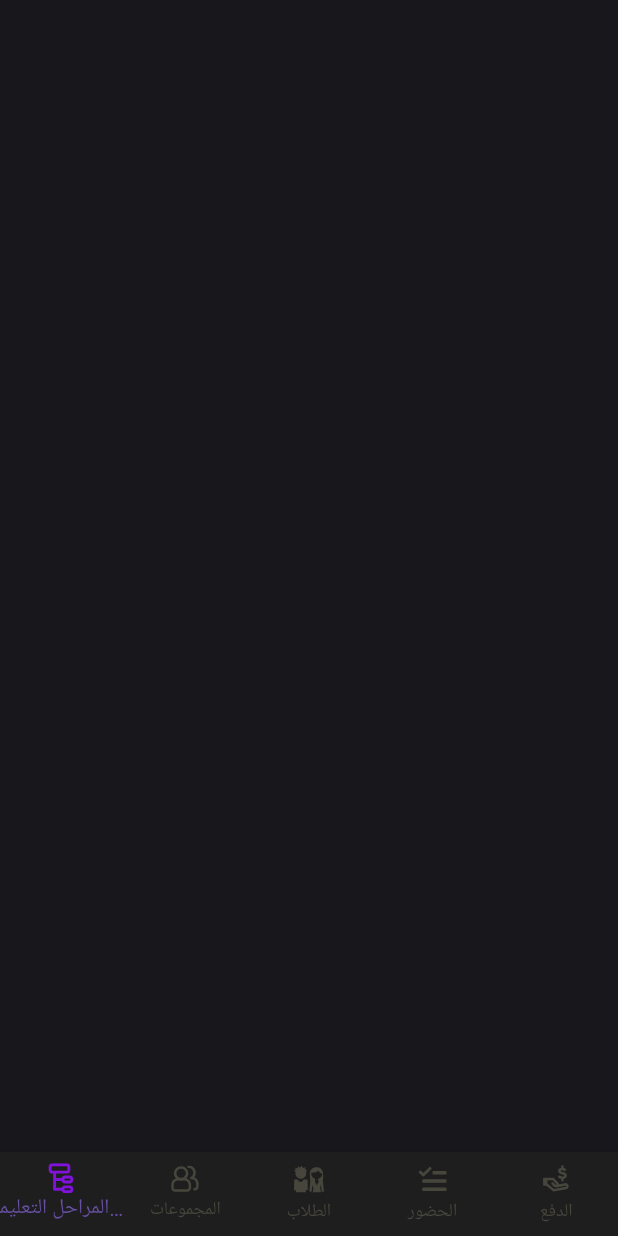
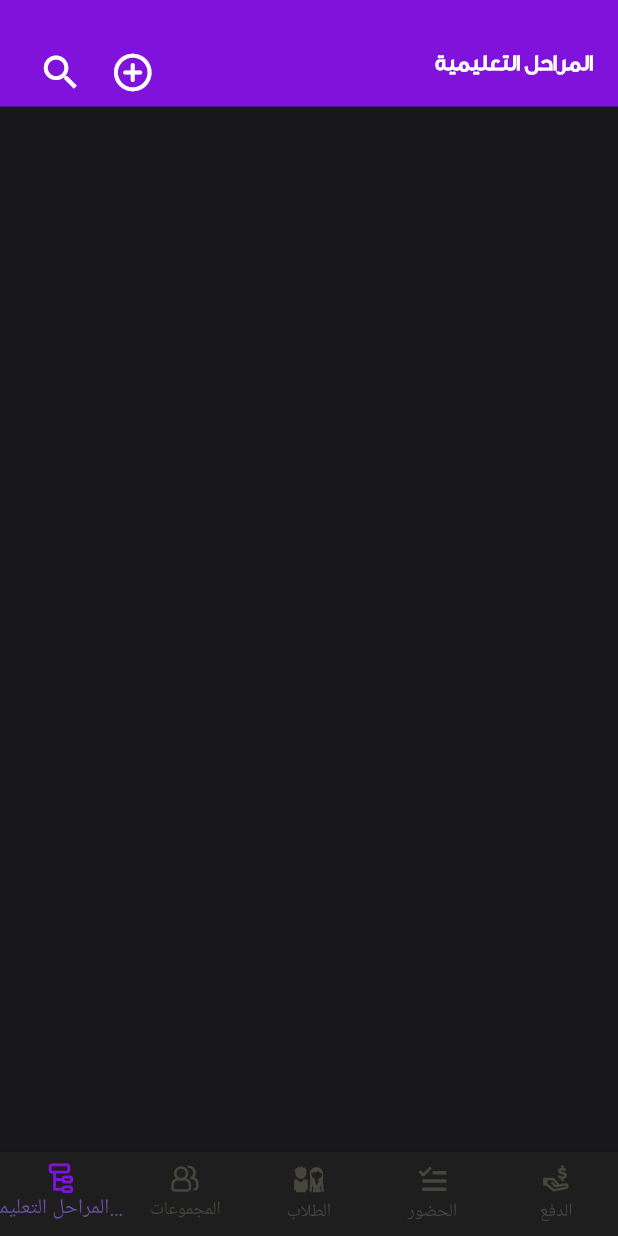
Before and after one commit to MeladShawky/drosakapp, a Flutter app: the screen it shows after launch, after a tap on "تخطي", after a tap on "المراحل التعليمية", on a phone screen of 412 x 824 dp. Run offline on Flutter 3.47's test engine with Material 3 defaults, Android fonts, the phone set to English and light mode, and no system bars; our stand-ins replace device_info_plus, dots_indicator, flutter_screenutil, flutter_svg.

Commit message:
make custom app bar

```diff
--- a/lib/view/educational_stages/screens/educational_stages_screen.dart
+++ b/lib/view/educational_stages/screens/educational_stages_screen.dart
@@ -1,10 +1,15 @@
 import 'package:flutter/material.dart';
+
+import 'package:drosak/view/educational_stages/widgets/educational_stages_header.dart';
 
 class EducationalStagesScreen extends StatelessWidget {
   const EducationalStagesScreen({super.key});
 
   @override
   Widget build(BuildContext context) {
-    return Scaffold();
+    return Directionality(
+      textDirection: TextDirection.rtl,
+      child: Scaffold(body:  CustomAppBarEducationalStages(onAdd: () {  }, onSearch: () {  },)),
+    );
   }
 }
--- /dev/null
+++ b/lib/view/educational_stages/widgets/educational_stages_header.dart
@@ -0,0 +1,51 @@
+import 'package:drosak/core/resources/colors_manger.dart';
+import 'package:drosak/core/resources/const_value.dart';
+import 'package:flutter/material.dart';
+import 'package:flutter_screenutil/flutter_screenutil.dart';
+
+class CustomAppBarEducationalStages extends StatelessWidget {
+  const CustomAppBarEducationalStages({super.key,required this.onAdd,required this.onSearch});
+final VoidCallback? onAdd;
+final VoidCallback? onSearch;
+  @override
+  Widget build(BuildContext context) {
+    return Container(
+      // alignment: Alignment.bottomRight,
+      color: ColorsManger.kprimaryColor,
+      height: 70.h,
+      width: double.infinity,
+      padding: EdgeInsets.only(
+        left: 15.w,
+        right: 15.w,
+        top: 25.h,
+        bottom: 12.h,
+      ),
+      child: Row(
+        children: [
+          Text(
+            ConstValue.kEducationalStages,
+            style: TextStyle(
+              color: ColorsManger.kWhite,
+              fontSize: 15,
+              fontFamily: 'Ge-Diner',
+              fontWeight: FontWeight.bold,
+            ),
+          ),
+          Spacer(),
+          IconButton(
+            onPressed: onAdd,
+            icon: Icon(
+              Icons.add_circle_outline_rounded,
+              size: 30,
+              color: ColorsManger.kWhite,
+            ),
+          ),
+          IconButton(
+            onPressed: onSearch,
+            icon: Icon(Icons.search, size: 30, color: ColorsManger.kWhite),
+          ),
+        ],
+      ),
+    );
+  }
+}
--- a/lib/view/main_screen/main_screen.dart
+++ b/lib/view/main_screen/main_screen.dart
@@ -27,18 +27,23 @@ class _MainScreenState extends State<MainScreen> {
 
   @override
   Widget build(BuildContext context) {
-  var arg=ModalRoute.of(context)!.settings.arguments as Map;
-  _controller.currentIndexScreen=int.parse(arg[ConstValue.kScreenIndex].toString());
-  _controller.inputDataBottomNavBar.add(_controller.currentIndexScreen);
+    var arg = ModalRoute.of(context)!.settings.arguments as Map;
+    _controller.currentIndexScreen = int.parse(
+      arg[ConstValue.kScreenIndex].toString(),
+    );
     return Scaffold(
-      body:StreamBuilder<int>(
+      body: StreamBuilder<int>(
+        initialData: _controller.currentIndexScreen,
         stream: _controller.outputDataBody,
         builder: (context, snapshot) {
-          return _controller.listBottomNavBarTabs[snapshot.data==null?0:snapshot.data!].screen;
+          return _controller
+              .listBottomNavBarTabs[snapshot.data == null ? 0 : snapshot.data!]
+              .screen;
         },
       ),
       bottomNavigationBar: CustomBottomNavBarMainScreen(
         listIcon: _controller.listBottomNavBarTabs,
+        initialIndex: _controller.currentIndexScreen,
         OutPutBottomNavBar: _controller.outputDataBottomNavBar,
         onTap: (int value) {
           _controller.onTapAtTabItemBottomNavBar(value);
--- a/lib/view/main_screen/widgets/custom_bottom_nav_bar_main_screen.dart
+++ b/lib/view/main_screen/widgets/custom_bottom_nav_bar_main_screen.dart
@@ -9,13 +9,16 @@ class CustomBottomNavBarMainScreen extends StatelessWidget {
     required this.listIcon,
     required this.OutPutBottomNavBar,
     required this.onTap,
+    this.initialIndex = 0,
   });
   final List<TapsDatailsModel> listIcon;
   final ValueChanged<int> onTap;
   final Stream<int> OutPutBottomNavBar;
+  final int initialIndex;
   @override
   Widget build(BuildContext context) {
     return StreamBuilder<int>(
+      initialData: initialIndex,
       stream: OutPutBottomNavBar,
       builder: (context, snapshot) {
         return BottomNavigationBar(
```
